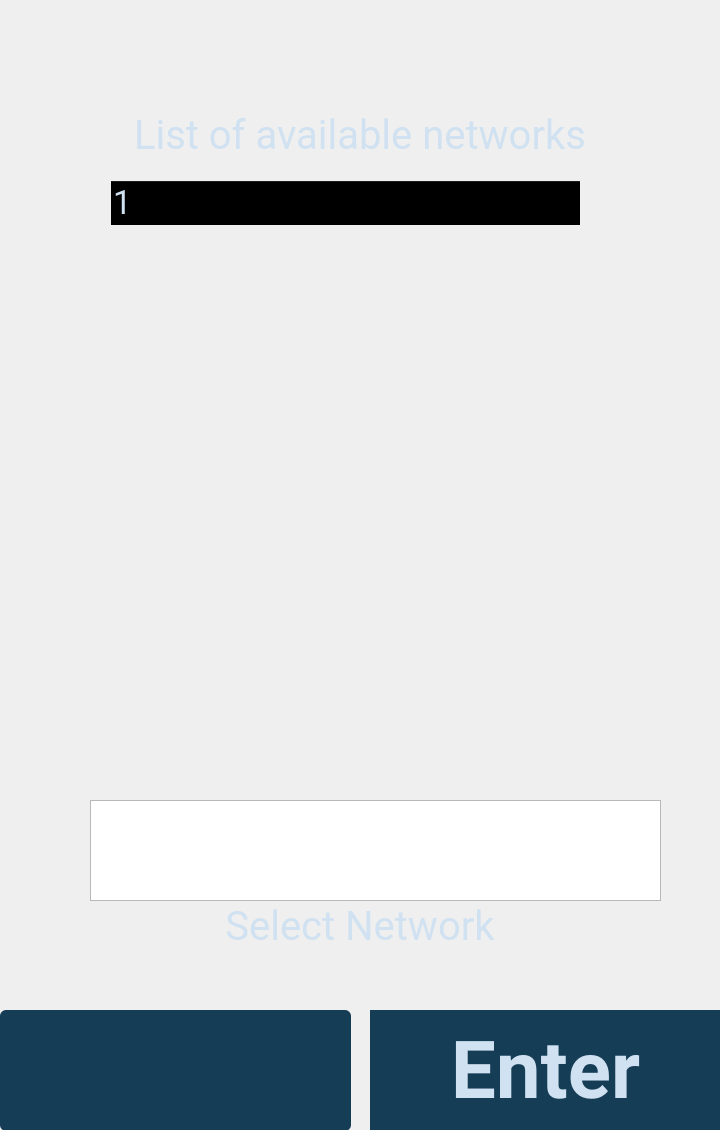
Qt form selectnetwork.ui (davidrosso/XaTek) before a commit.
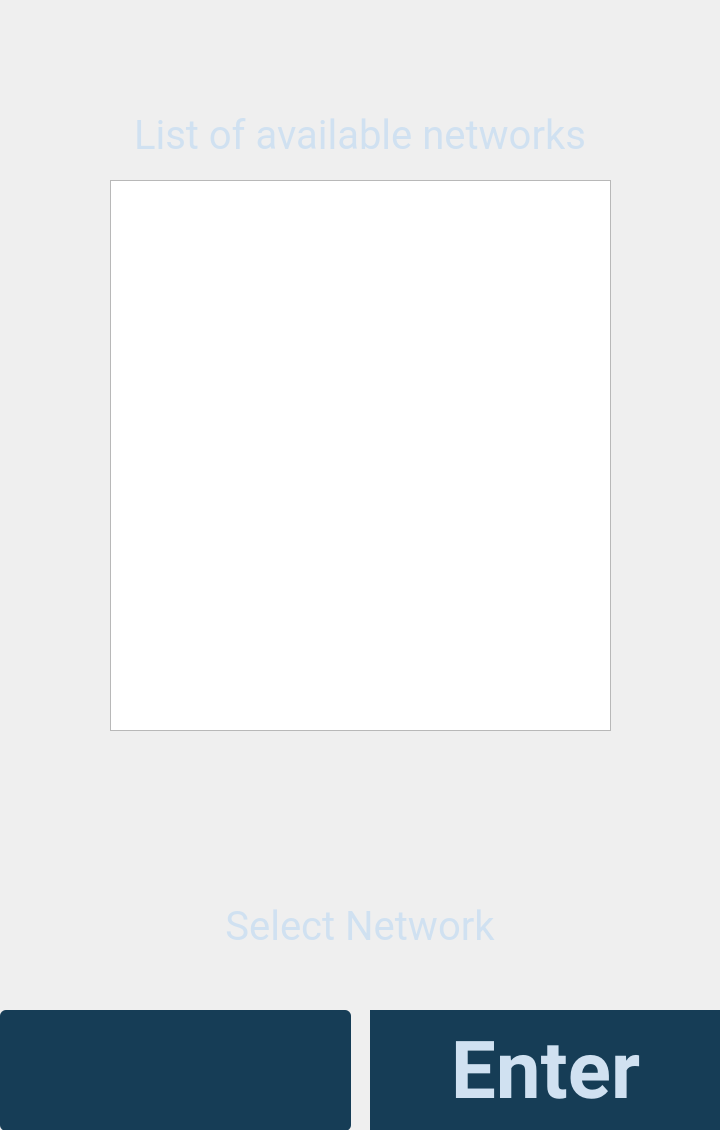
The same form after that commit. Icons and pictures are not drawn.

Commit message: Fixed config file save location, remodeled keyboard, working on connecting to wifi

Patch:
```diff
--- a/selectnetwork.ui
+++ b/selectnetwork.ui
@@ -113,42 +113,6 @@
       <set>Qt::AlignCenter</set>
      </property>
     </widget>
-    <widget class="QListWidget" name="listWidgetNetworks">
-     <property name="geometry">
-      <rect>
-       <x>0</x>
-       <y>330</y>
-       <width>720</width>
-       <height>441</height>
-      </rect>
-     </property>
-     <property name="font">
-      <font>
-       <family>Roboto</family>
-       <pointsize>30</pointsize>
-       <weight>75</weight>
-       <bold>true</bold>
-      </font>
-     </property>
-     <property name="styleSheet">
-      <string notr="true">color: rgb(208,225,241);
-background-color: rgb(255, 255, 255, 0);
-alignment: center;
-</string>
-     </property>
-     <property name="isWrapping" stdset="0">
-      <bool>false</bool>
-     </property>
-     <property name="spacing">
-      <number>5</number>
-     </property>
-     <property name="viewMode">
-      <enum>QListView::ListMode</enum>
-     </property>
-     <property name="uniformItemSizes">
-      <bool>false</bool>
-     </property>
-    </widget>
     <widget class="QLabel" name="label">
      <property name="geometry">
       <rect>
@@ -176,35 +140,21 @@
       <set>Qt::AlignCenter</set>
      </property>
     </widget>
-    <widget class="QTreeView" name="treeView">
-     <property name="geometry">
-      <rect>
-       <x>90</x>
-       <y>800</y>
-       <width>571</width>
-       <height>101</height>
-      </rect>
-     </property>
-    </widget>
-    <widget class="QTreeWidget" name="treeWidgetWiFis">
+    <widget class="QListWidget" name="WifiList">
      <property name="geometry">
       <rect>
        <x>110</x>
        <y>180</y>
-       <width>471</width>
-       <height>131</height>
+       <width>501</width>
+       <height>551</height>
       </rect>
      </property>
      <property name="font">
       <font>
-       <family>Roboto</family>
-       <pointsize>25</pointsize>
+       <family>Abyssinica SIL</family>
+       <pointsize>26</pointsize>
       </font>
      </property>
-     <property name="styleSheet">
-      <string notr="true">color: rgb(208,225,241);
-background-color: rgb(255, 255, 255, 0);</string>
-     </property>
     </widget>
    </widget>
    <widget class="QWidget" name="page_2"/>
```
Left out of the diff: 1 changed line with no effect on the pictures. The commit also changes 10 other files.
